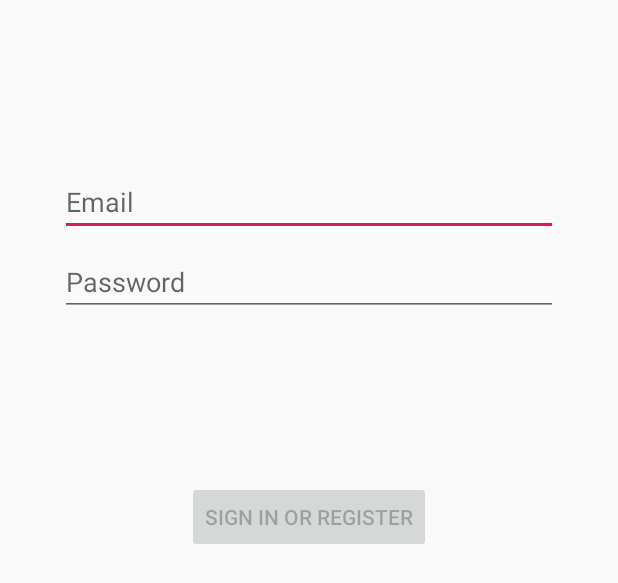
After one commit to oriol-v-ll/Dev_Community, an Android app: the layout activity_login.xml on its own in the app's theme, with its tools: preview values and no code run, on a phone screen of 412 x 824 dp. The commit adds this screen. Shown: the top 583 px of the screen. Run offline under Robolectric (Android 15) with nearby library versions, the phone set to English and light mode, and no system bars.

Commit message:
más pruebas de commut

```diff
--- a/app/build.gradle
+++ b/app/build.gradle
@@ -24,6 +24,8 @@
     implementation 'androidx.appcompat:appcompat:1.0.2'
     implementation 'androidx.constraintlayout:constraintlayout:1.1.3'
     implementation 'com.google.android.material:material:1.0.0'
+    implementation 'androidx.annotation:annotation:1.0.2'
+    implementation 'androidx.lifecycle:lifecycle-extensions:2.0.0'
     testImplementation 'junit:junit:4.12'
     androidTestImplementation 'androidx.test.ext:junit:1.1.0'
     androidTestImplementation 'androidx.test.espresso:espresso-core:3.1.1'
--- /dev/null
+++ b/app/src/main/res/layout/activity_login.xml
@@ -0,0 +1,78 @@
+<?xml version="1.0" encoding="utf-8"?>
+<androidx.constraintlayout.widget.ConstraintLayout xmlns:android="http://schemas.android.com/apk/res/android"
+    xmlns:app="http://schemas.android.com/apk/res-auto"
+    xmlns:tools="http://schemas.android.com/tools"
+    android:id="@+id/container"
+    android:layout_width="match_parent"
+    android:layout_height="match_parent"
+    android:paddingLeft="@dimen/activity_horizontal_margin"
+    android:paddingTop="@dimen/activity_vertical_margin"
+    android:paddingRight="@dimen/activity_horizontal_margin"
+    android:paddingBottom="@dimen/activity_vertical_margin"
+    tools:context=".ui.login.LoginActivity">
+
+    <EditText
+        android:id="@+id/username"
+        android:layout_width="0dp"
+        android:layout_height="wrap_content"
+        android:layout_marginStart="24dp"
+        android:layout_marginTop="96dp"
+        android:layout_marginEnd="24dp"
+
+        android:hint="@string/prompt_email"
+        android:inputType="textEmailAddress"
+        android:selectAllOnFocus="true"
+        app:layout_constraintEnd_toEndOf="parent"
+        app:layout_constraintStart_toStartOf="parent"
+        app:layout_constraintTop_toTopOf="parent" />
+
+    <EditText
+        android:id="@+id/password"
+        android:layout_width="0dp"
+        android:layout_height="wrap_content"
+        android:layout_marginStart="24dp"
+        android:layout_marginTop="8dp"
+        android:layout_marginEnd="24dp"
+
+        android:hint="@string/prompt_password"
+        android:imeActionLabel="@string/action_sign_in_short"
+        android:imeOptions="actionDone"
+        android:inputType="textPassword"
+        android:selectAllOnFocus="true"
+        app:layout_constraintEnd_toEndOf="parent"
+        app:layout_constraintStart_toStartOf="parent"
+        app:layout_constraintTop_toBottomOf="@+id/username" />
+
+    <Button
+        android:id="@+id/login"
+        android:layout_width="wrap_content"
+        android:layout_height="wrap_content"
+        android:layout_gravity="start"
+        android:layout_marginStart="48dp"
+        android:layout_marginTop="16dp"
+        android:layout_marginEnd="48dp"
+        android:layout_marginBottom="64dp"
+        android:enabled="false"
+        android:text="@string/action_sign_in"
+        app:layout_constraintBottom_toBottomOf="parent"
+        app:layout_constraintEnd_toEndOf="parent"
+        app:layout_constraintStart_toStartOf="parent"
+        app:layout_constraintTop_toBottomOf="@+id/password"
+        app:layout_constraintVertical_bias="0.2" />
+
+    <ProgressBar
+        android:id="@+id/loading"
+        android:layout_width="wrap_content"
+        android:layout_height="wrap_content"
+        android:layout_gravity="center"
+        android:layout_marginStart="32dp"
+        android:layout_marginTop="64dp"
+        android:layout_marginEnd="32dp"
+        android:layout_marginBottom="64dp"
+        android:visibility="gone"
+        app:layout_constraintBottom_toBottomOf="parent"
+        app:layout_constraintEnd_toEndOf="@+id/password"
+        app:layout_constraintStart_toStartOf="@+id/password"
+        app:layout_constraintTop_toTopOf="parent"
+        app:layout_constraintVertical_bias="0.3" />
+</androidx.constraintlayout.widget.ConstraintLayout>
--- a/app/src/main/res/values/dimens.xml
+++ b/app/src/main/res/values/dimens.xml
@@ -1,3 +1,6 @@
 <resources>
     <dimen name="fab_margin">16dp</dimen>
+    <!-- Default screen margins, per the Android Design guidelines. -->
+    <dimen name="activity_horizontal_margin">16dp</dimen>
+    <dimen name="activity_vertical_margin">16dp</dimen>
 </resources>
--- a/app/src/main/res/values/strings.xml
+++ b/app/src/main/res/values/strings.xml
@@ -1,4 +1,13 @@
 <resources>
     <string name="app_name">Dev Community</string>
     <string name="title_activity_main">MainActivity</string>
+    <string name="title_activity_login">Sign in</string>
+    <string name="prompt_email">Email</string>
+    <string name="prompt_password">Password</string>
+    <string name="action_sign_in">Sign in or register</string>
+    <string name="action_sign_in_short">Sign in</string>
+    <string name="welcome">"Welcome !"</string>
+    <string name="invalid_username">Not a valid username</string>
+    <string name="invalid_password">Password must be >5 characters</string>
+    <string name="login_failed">"Login failed"</string>
 </resources>
```
Also changed, not shown: app/src/main/AndroidManifest.xml (+8 -0 lines), app/src/main/java/cat/urv/deim/asm/p2/common/ErrorLoginActivity.java (added, +14 -0 lines), app/src/main/java/cat/urv/deim/asm/p2/common/LoginActivity.java (added, +14 -0 lines), app/src/main/java/cat/urv/deim/asm/p2/common/ProfileActivity.java (added, +14 -0 lines), app/src/main/java/cat/urv/deim/asm/p2/common/SplashActivity.java (added, +14 -0 lines), app/src/main/java/cat/urv/deim/asm/p2/common/TutorialActivity.java (added, +14 -0 lines), app/src/main/res/layout/activity_error_login.xml (added, +9 -0 lines), app/src/main/res/layout/activity_login2.xml (added, +9 -0 lines), app/src/main/res/layout/activity_profile.xml (added, +9 -0 lines), app/src/main/res/layout/activity_splash.xml (added, +9 -0 lines), app/src/main/res/layout/activity_tutorial.xml (added, +9 -0 lines), app/src/main/java/cat/urv/deim/asm/p2/common/MainActivity.java (line endings or trailing spaces).
